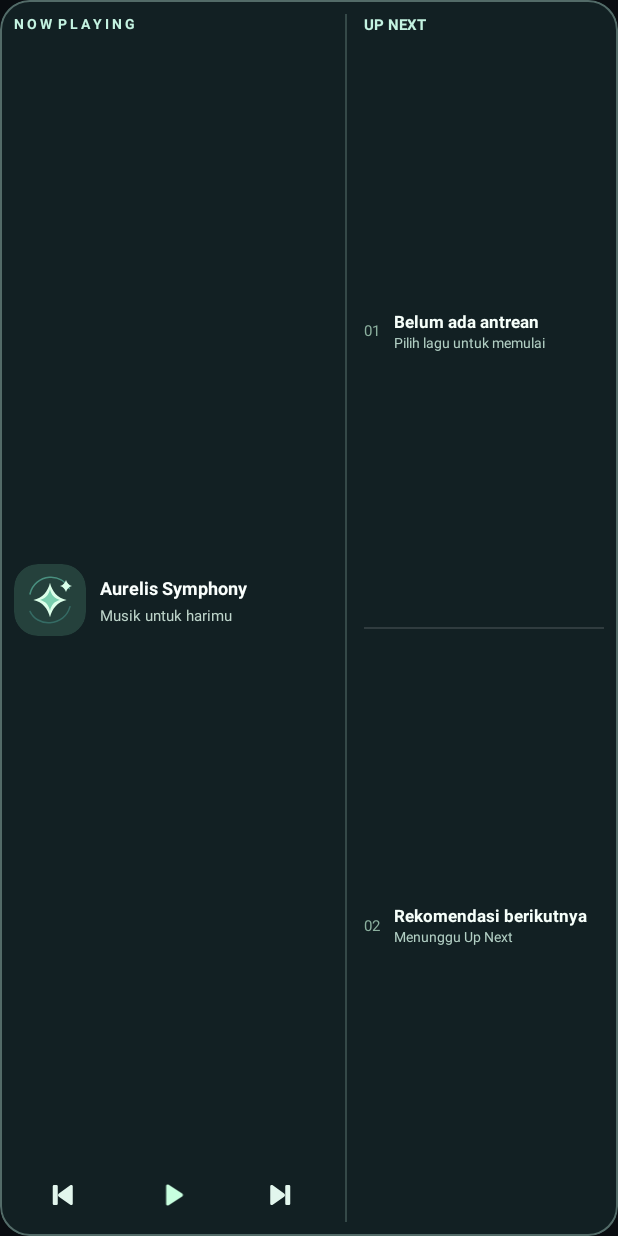
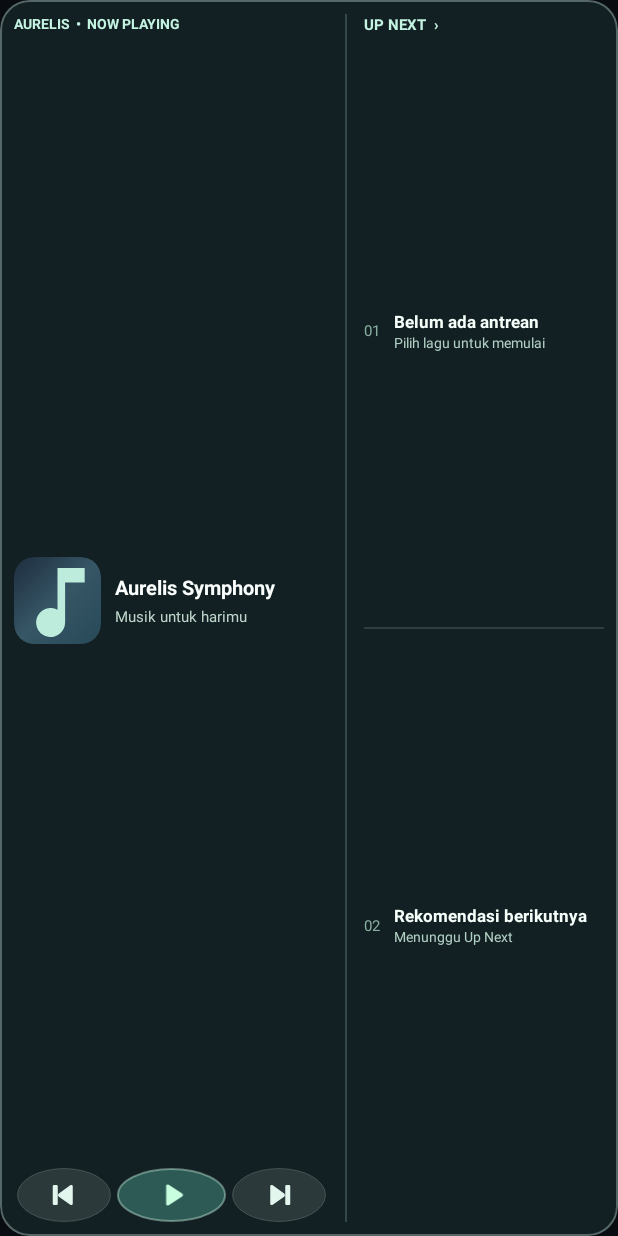
Before and after one commit to TerserahGw/aurelis-symphony-android, an Android app built with Jetpack Compose: the layout widget_aurelis.xml on its own in the app's theme, with its tools: preview values and no code run, on a phone screen of 412 x 824 dp. Run offline under Robolectric (Android 15) with nearby library versions, the phone set to English and light mode, and no system bars.

Commit message:
fix(android): v1.2.9 safe 4x2 widget and true artwork cache
* fix(widget): use player artwork cache and retry thumbnail fallback; refine glass light

* fix(widget): share already-downloaded ambient artwork with home widgets

* fix(widget): separate player and fallback artwork cache temp files

* style(widget): add elegant note placeholder and soft glass controls

* style(widget): add elegant note placeholder and soft glass controls

* style(widget): add elegant note placeholder and soft glass controls

* fix(widget): RemoteViews-safe 4x2 dividers and redesigned widget_aurelis.xml

* fix(widget): RemoteViews-safe 4x2 dividers and redesigned widget_aurelis_compact.xml

* fix(widget): RemoteViews-safe 4x2 dividers and redesigned widget_aurelis_slim.xml

* fix(widget): RemoteViews-safe 4x2 dividers and redesigned widget_aurelis_small.xml

* style(widget): refine rounded album cover placeholder

* style(widget): soften acrylic border

* chore: bump Android app to 1.2.9

* ci(release): prepare signed Android 1.2.9 widget reliability update

* docs: record v1.2.9 4x2 and album art fixes

* fix(widget): separate XML attributes for glass playback controls

* fix(widget): separate XML attributes for glass playback controls

* fix(widget): separate XML attributes for glass playback controls

```diff
--- a/app/build.gradle.kts
+++ b/app/build.gradle.kts
@@ -11,8 +11,8 @@ android {
         applicationId = "dev.aurelis.symphony"
         minSdk = 28
         targetSdk = 35
-        versionCode = 17
-        versionName = "1.2.8"
+        versionCode = 18
+        versionName = "1.2.9"
         ndk { abiFilters += "arm64-v8a" }
     }
     // A single private keystore must be reused for EVERY future update.
--- a/app/src/main/java/dev/aurelis/symphony/ui/AurelisState.kt
+++ b/app/src/main/java/dev/aurelis/symphony/ui/AurelisState.kt
@@ -358,7 +358,10 @@ class AurelisState(context: Context) : ViewModel() {
             runCatching {
                 imageClient.newCall(Request.Builder().url(song.artwork).build()).execute().use { resp ->
                     val bytes = resp.body?.bytes() ?: return@use null
-                    if (bytes.size > 3_000_000) return@use null
+                    if (bytes.size > 5_000_000) return@use null
+                    // The same cover is reused by home widgets so album art
+                    // does not require a fragile second HTTP request.
+                    AurelisWidgetProvider.cacheArtworkBytes(app, song, bytes)
                     val opts = BitmapFactory.Options().apply { inSampleSize = 4 }
                     BitmapFactory.decodeByteArray(bytes, 0, bytes.size, opts)?.let { bmp ->
                         val palette = Palette.from(bmp).maximumColorCount(12).generate()
--- a/app/src/main/res/drawable/widget_album_frame.xml
+++ b/app/src/main/res/drawable/widget_album_frame.xml
@@ -1,5 +1,5 @@
 <?xml version="1.0" encoding="utf-8"?>
 <shape xmlns:android="http://schemas.android.com/apk/res/android" android:shape="rectangle">
-    <corners android:radius="16dp" />
-    <solid android:color="#25413C" />
+    <corners android:radius="13dp" />
+    <gradient android:angle="135" android:startColor="#284958" android:centerColor="#365666" android:endColor="#1E2D3E"/>
 </shape>
--- a/app/src/main/res/drawable/widget_border.xml
+++ b/app/src/main/res/drawable/widget_border.xml
@@ -2,5 +2,5 @@
 <shape xmlns:android="http://schemas.android.com/apk/res/android" android:shape="rectangle">
     <corners android:radius="19dp"/>
     <solid android:color="#00000000"/>
-    <stroke android:width="1dp" android:color="#65B7DED2"/>
+    <stroke android:width="1dp" android:color="#52E2FAF4"/>
 </shape>
--- /dev/null
+++ b/app/src/main/res/drawable/widget_control_primary.xml
@@ -0,0 +1,5 @@
+<?xml version="1.0" encoding="utf-8"?>
+<shape xmlns:android="http://schemas.android.com/apk/res/android" android:shape="oval">
+    <solid android:color="#427BFFE2" />
+    <stroke android:width="1dp" android:color="#65D5FFEB"/>
+</shape>
--- /dev/null
+++ b/app/src/main/res/drawable/widget_control_secondary.xml
@@ -0,0 +1,5 @@
+<?xml version="1.0" encoding="utf-8"?>
+<shape xmlns:android="http://schemas.android.com/apk/res/android" android:shape="oval">
+    <solid android:color="#1CFFFFFF" />
+    <stroke android:width="0.5dp" android:color="#2DDEFFF4"/>
+</shape>
--- /dev/null
+++ b/app/src/main/res/drawable/widget_music_note.xml
@@ -0,0 +1,7 @@
+<?xml version="1.0" encoding="utf-8"?>
+<vector xmlns:android="http://schemas.android.com/apk/res/android"
+    android:width="48dp" android:height="48dp"
+    android:viewportWidth="24" android:viewportHeight="24">
+    <path android:fillColor="#BDECDD"
+        android:pathData="M12,3v11.55a4,4 0,1 0,2.1 3.52V7h5.4V3H12z"/>
+</vector>
--- a/app/src/main/res/layout/widget_aurelis.xml
+++ b/app/src/main/res/layout/widget_aurelis.xml
@@ -12,13 +12,13 @@
             android:layout_height="match_parent" android:orientation="vertical"
             android:paddingRight="10dp">
             <TextView android:layout_width="match_parent" android:layout_height="wrap_content"
-                android:text="N O W  P L A Y I N G" android:textColor="#C4F3E1"
+                android:text="AURELIS  •  NOW PLAYING" android:textColor="#C4F3E1"
                 android:textStyle="bold" android:textSize="9sp" android:singleLine="true"/>
             <LinearLayout android:layout_width="match_parent" android:layout_height="0dp"
                 android:layout_weight="1" android:orientation="horizontal"
                 android:gravity="center_vertical">
-                <ImageView android:id="@+id/widget_art" android:layout_width="48dp"
-                    android:layout_height="48dp" android:src="@drawable/ic_aurelis_foreground"
+                <ImageView android:id="@+id/widget_art" android:layout_width="58dp"
+                    android:layout_height="58dp" android:src="@drawable/widget_music_note"
                     android:background="@drawable/widget_album_frame"
                     android:clipToOutline="true" android:scaleType="centerCrop"
                     android:contentDescription="Cover lagu"/>
@@ -29,7 +29,7 @@
                         android:layout_width="match_parent" android:layout_height="wrap_content"
                         android:maxLines="2" android:ellipsize="end"
                         android:text="Aurelis Symphony" android:textColor="#FAFFFD"
-                        android:textStyle="bold" android:textSize="12sp"/>
+                        android:textStyle="bold" android:textSize="13sp"/>
                     <TextView android:id="@+id/widget_artist"
                         android:layout_width="match_parent" android:layout_height="wrap_content"
                         android:layout_marginTop="3dp" android:maxLines="1"
@@ -42,24 +42,30 @@
                 <ImageView android:id="@+id/widget_prev" android:layout_width="0dp" android:layout_weight="1"
                     android:layout_height="36dp" android:padding="8dp"
                     android:src="@drawable/widget_previous" android:tint="#E2F6ED"
-                    android:contentDescription="Lagu sebelumnya"/>
+                    android:contentDescription="Lagu sebelumnya" android:background="@drawable/widget_control_secondary"
+                android:layout_marginLeft="2dp" android:layout_marginRight="2dp"
+                />
                 <ImageView android:id="@+id/widget_toggle" android:layout_width="0dp" android:layout_weight="1.15"
                     android:layout_height="36dp" android:padding="7dp"
                     android:src="@drawable/widget_play" android:tint="#C8FFDF"
-                    android:contentDescription="Play atau pause"/>
+                    android:contentDescription="Play atau pause" android:background="@drawable/widget_control_primary"
+                android:layout_marginLeft="2dp" android:layout_marginRight="2dp"
+                />
                 <ImageView android:id="@+id/widget_next" android:layout_width="0dp" android:layout_weight="1"
                     android:layout_height="36dp" android:padding="8dp"
                     android:src="@drawable/widget_next" android:tint="#E2F6ED"
-                    android:contentDescription="Lagu berikutnya"/>
+                    android:contentDescription="Lagu berikutnya" android:background="@drawable/widget_control_secondary"
+                android:layout_marginLeft="2dp" android:layout_marginRight="2dp"
+                />
             </LinearLayout>
         </LinearLayout>
-        <View android:layout_width="1dp" android:layout_height="match_parent"
+        <FrameLayout android:layout_width="1dp" android:layout_height="match_parent"
             android:background="#3EA0C8B8"/>
         <LinearLayout android:layout_width="0dp" android:layout_weight=".88"
             android:layout_height="match_parent" android:orientation="vertical"
             android:paddingLeft="11dp">
             <TextView android:layout_width="match_parent" android:layout_height="wrap_content"
-                android:text="UP NEXT" android:textColor="#C4F3E1"
+                android:text="UP NEXT  ›" android:textColor="#C4F3E1"
                 android:textSize="10sp" android:textStyle="bold"/>
             <LinearLayout android:layout_width="match_parent" android:layout_height="0dp"
                 android:layout_weight="1" android:gravity="center_vertical"
@@ -80,7 +86,7 @@
                         android:textSize="9sp"/>
                 </LinearLayout>
             </LinearLayout>
-            <View android:layout_width="match_parent" android:layout_height="1dp"
+            <FrameLayout android:layout_width="match_parent" android:layout_height="1dp"
                 android:background="#20FFFFFF"/>
             <LinearLayout android:layout_width="match_parent" android:layout_height="0dp"
                 android:layout_weight="1" android:gravity="center_vertical"
--- a/app/src/main/res/layout/widget_aurelis_small.xml
+++ b/app/src/main/res/layout/widget_aurelis_small.xml
@@ -19,8 +19,8 @@
         android:paddingLeft="9dp" android:paddingRight="9dp"
         android:paddingTop="6dp" android:paddingBottom="6dp">
         <ImageView android:id="@+id/widget_art"
-            android:layout_width="38dp" android:layout_height="38dp"
-            android:scaleType="centerCrop" android:src="@drawable/ic_aurelis_foreground"
+            android:layout_width="40dp" android:layout_height="40dp"
+            android:scaleType="centerCrop" android:src="@drawable/widget_music_note"
             android:background="@drawable/widget_album_frame"
             android:clipToOutline="true" android:contentDescription="Cover lagu"/>
         <LinearLayout android:layout_width="0dp" android:layout_weight="1"
```
Also changed, not shown: app/src/main/java/dev/aurelis/symphony/widget/AurelisWidgetProvider.kt (+145 -69 lines), app/src/main/res/layout/widget_aurelis_compact.xml (+13 -7 lines), app/src/main/res/layout/widget_aurelis_slim.xml (+11 -5 lines), 2 other files.
